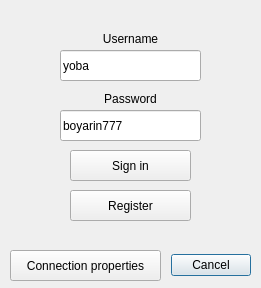
This is ChatAuthWindow.ui in group93492/chat-client as Qt 5 draws it before an edit. The edited form follows.
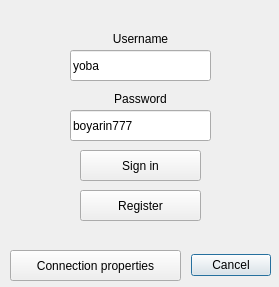
This is the edited form.

```diff
--- a/ChatAuthWindow.ui
+++ b/ChatAuthWindow.ui
@@ -6,8 +6,8 @@
    <rect>
     <x>0</x>
     <y>0</y>
-    <width>261</width>
-    <height>288</height>
+    <width>279</width>
+    <height>287</height>
    </rect>
   </property>
   <property name="minimumSize">
@@ -31,7 +31,7 @@
    </property>
    <property name="geometry">
     <rect>
-     <x>170</x>
+     <x>190</x>
      <y>250</y>
      <width>81</width>
      <height>31</height>
@@ -47,7 +47,7 @@
   <widget class="QLineEdit" name="passwordEdit">
    <property name="geometry">
     <rect>
-     <x>60</x>
+     <x>70</x>
      <y>110</y>
      <width>141</width>
      <height>31</height>
@@ -60,7 +60,7 @@
   <widget class="QPushButton" name="connectButton">
    <property name="geometry">
     <rect>
-     <x>70</x>
+     <x>80</x>
      <y>150</y>
      <width>121</width>
      <height>31</height>
@@ -73,7 +73,7 @@
   <widget class="QLabel" name="usernameLbl">
    <property name="geometry">
     <rect>
-     <x>60</x>
+     <x>70</x>
      <y>30</y>
      <width>141</width>
      <height>17</height>
@@ -89,7 +89,7 @@
   <widget class="QLineEdit" name="usernameEdit">
    <property name="geometry">
     <rect>
-     <x>60</x>
+     <x>70</x>
      <y>50</y>
      <width>141</width>
      <height>31</height>
@@ -102,7 +102,7 @@
   <widget class="QLabel" name="passwordLbl">
    <property name="geometry">
     <rect>
-     <x>60</x>
+     <x>70</x>
      <y>90</y>
      <width>141</width>
      <height>17</height>
@@ -120,7 +120,7 @@
     <rect>
      <x>10</x>
      <y>250</y>
-     <width>151</width>
+     <width>171</width>
      <height>31</height>
     </rect>
    </property>
@@ -131,7 +131,7 @@
   <widget class="QPushButton" name="registerButton">
    <property name="geometry">
     <rect>
-     <x>70</x>
+     <x>80</x>
      <y>190</y>
      <width>121</width>
      <height>31</height>
@@ -144,7 +144,7 @@
   <widget class="QLabel" name="infLabel">
    <property name="geometry">
     <rect>
-     <x>10</x>
+     <x>20</x>
      <y>220</y>
      <width>241</width>
      <height>16</height>
```
Left out of the diff: 8 changed lines with no effect on the pictures.
